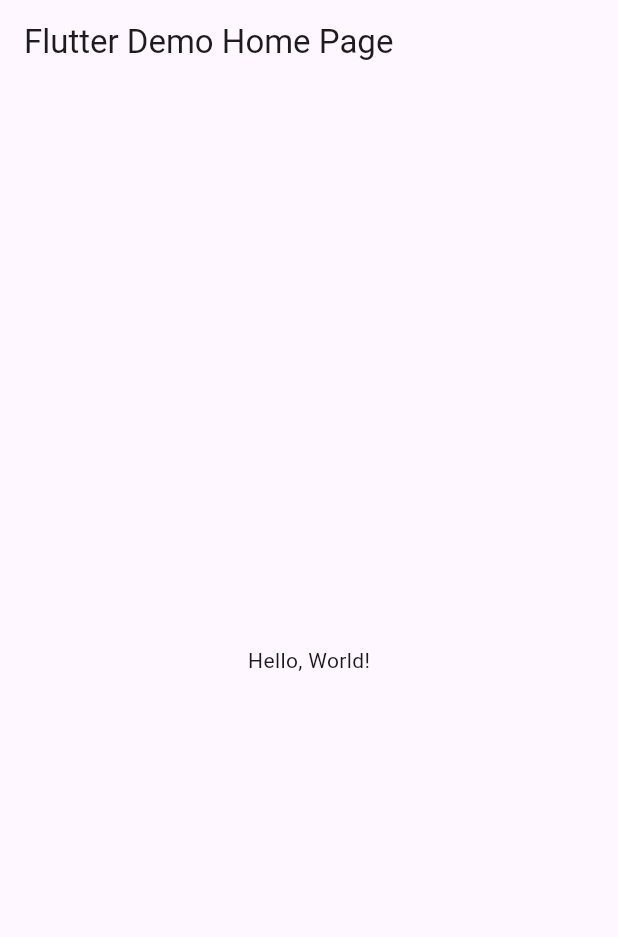
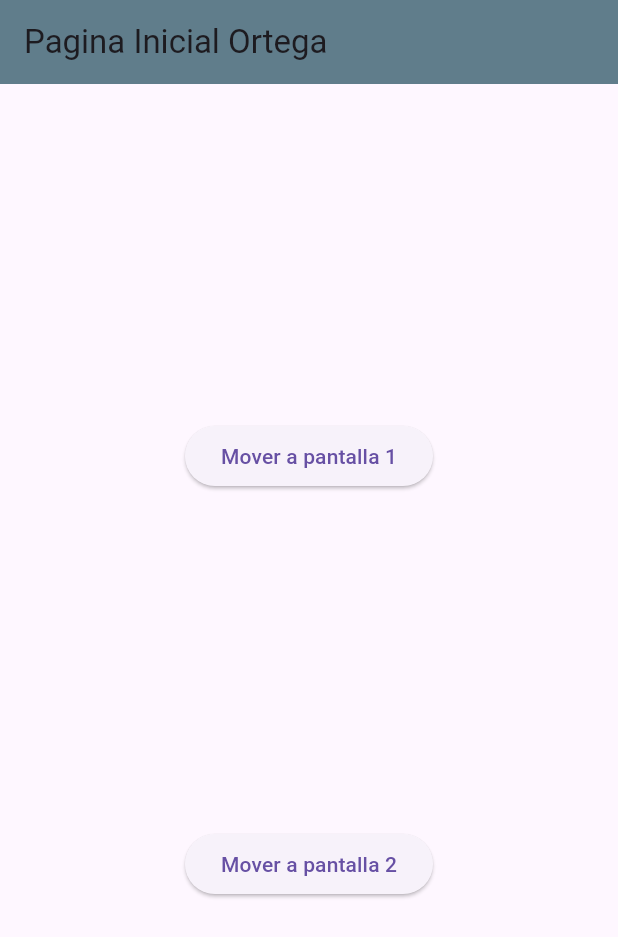
Before and after one commit to MAOMOrtega15/p15_0520, a Flutter app: the screen it shows after launch, on a phone screen of 412 x 824 dp. Shown: the top 937 px of the screen. Run offline on Flutter 3.47's test engine with Material 3 defaults, Android fonts, the phone set to English and light mode, and no system bars.

```diff
--- a/lib/main.dart
+++ b/lib/main.dart
@@ -1,43 +1,23 @@
 import 'package:flutter/material.dart';
+import 'package:ortega0520/pantalla2_0520.dart';
+import 'package:ortega0520/pantalla1_0520.dart';
+import 'package:ortega0520/pantallaini_0520.dart';
 
-void main() => runApp(MyApp());
+void main() => runApp(MiApp0520());
 
-class MyApp extends StatelessWidget {
-  const MyApp({super.key});
-  // This widget is the root of your application.
+class MiApp0520 extends StatelessWidget {
+  const MiApp0520({Key? key}) : super(key: key);
+
   @override
   Widget build(BuildContext context) {
     return MaterialApp(
-      // Application name
-      title: 'Flutter Hello World',
-      // Application theme data, you can set the colors for the application as
-      // you want
-      theme: ThemeData(
-        // useMaterial3: true,
-        primarySwatch: Colors.blue,
-      ),
-      // A widget which will be started on application startup
-      home: MyHomePage(title: 'Flutter Demo Home Page'),
-    );
-  }
-}
-
-class MyHomePage extends StatelessWidget {
-  final String title;
-  const MyHomePage({super.key, required this.title});
-
-  @override
-  Widget build(BuildContext context) {
-    return Scaffold(
-      appBar: AppBar(
-        // The title text which will be shown on the action bar
-        title: Text(title),
-      ),
-      body: Center(
-        child: Text(
-          'Hello, World!',
-        ),
-      ),
-    );
-  }
-}
+      debugShowCheckedModeBanner: false,
+      initialRoute: "/",
+      routes: {
+        "/": (context) => const Pantallaini_0520(),
+        "/pantalla1_0520": (context) => Pantalla1_0520(),
+        "/pantalla2_0520": (context) => Pantalla2_0520(),
+      }, // fin ruta paginas
+    ); // fin de material
+  } // fin widget
+} // fin app
--- /dev/null
+++ b/lib/pantallaini_0520.dart
@@ -0,0 +1,33 @@
+import 'package:flutter/material.dart';
+
+class Pantallaini_0520 extends StatelessWidget {
+  const Pantallaini_0520({Key? key}) : super(key: key);
+
+  @override
+  Widget build(BuildContext context) {
+    return Scaffold(
+      appBar: AppBar(
+        title: const Text("Pagina Inicial Ortega"),
+        backgroundColor: Colors.blueGrey,
+      ),
+      body: Center(
+          child: Column(
+        mainAxisAlignment: MainAxisAlignment.spaceEvenly,
+        children: [
+          ElevatedButton(
+            onPressed: () {
+              Navigator.pushNamed(context, "/pantalla1_0520");
+            }, // fin de onpressed
+            child: const Text("Mover a pantalla 1"),
+          ),
+          ElevatedButton(
+            onPressed: () {
+              Navigator.pushNamed(context, "/pantalla2_0520");
+            }, // fin de onpressed
+            child: const Text("Mover a pantalla 2"),
+          )
+        ],
+      )),
+    );
+  } // fin widget
+} // fin de pantalla inicial
```
Also changed, not shown: lib/pantalla1_0520.dart (added, +26 -0 lines), lib/pantalla2_0520.dart (added, +23 -0 lines).
